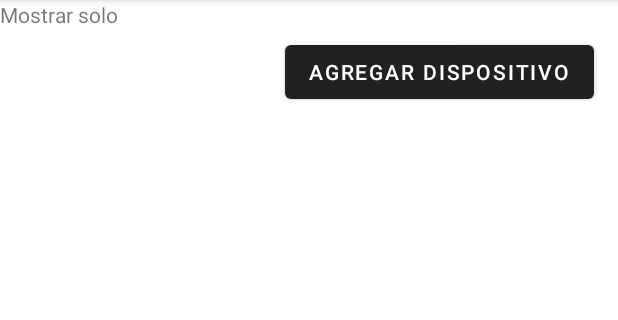
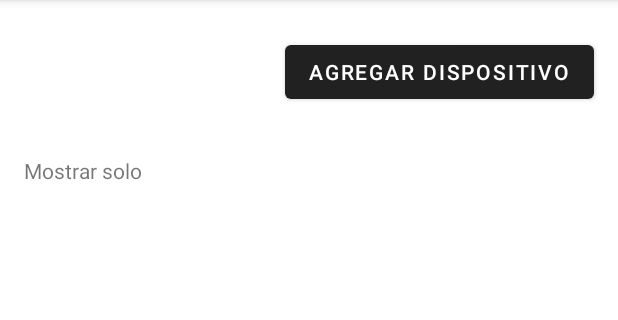
Before and after one commit to joseleont/Proyecto_Grupaso, an Android app: the GestionDispositivos screen opened directly, with no data from a screen before it, on a phone screen of 412 x 824 dp, the part 84-404 px from its top. Run offline under Robolectric (Android 15) with nearby library versions, the phone set to English and light mode, and no system bars.

Commit message:
commit Merge

```diff
--- a/app/src/main/res/layout/activity_gestion_dispositivos.xml
+++ b/app/src/main/res/layout/activity_gestion_dispositivos.xml
@@ -9,17 +9,20 @@
     <androidx.recyclerview.widget.RecyclerView
         android:layout_width="370dp"
         android:layout_height="201dp"
-        android:layout_marginStart="16dp"
+        android:layout_marginTop="16dp"
+        app:layout_constraintEnd_toEndOf="parent"
         app:layout_constraintStart_toStartOf="parent"
-        tools:layout_editor_absoluteY="367dp" />
+        app:layout_constraintTop_toBottomOf="@+id/textView" />
 
     <TextView
         android:id="@+id/textView"
         android:layout_width="0dp"
         android:layout_height="wrap_content"
+        android:layout_marginStart="16dp"
+        android:layout_marginTop="32dp"
         android:text="Mostrar solo"
-        tools:layout_editor_absoluteX="29dp"
-        tools:layout_editor_absoluteY="287dp" />
+        app:layout_constraintStart_toStartOf="parent"
+        app:layout_constraintTop_toBottomOf="@+id/button5" />
 
     <Button
         android:id="@+id/button5"
```
